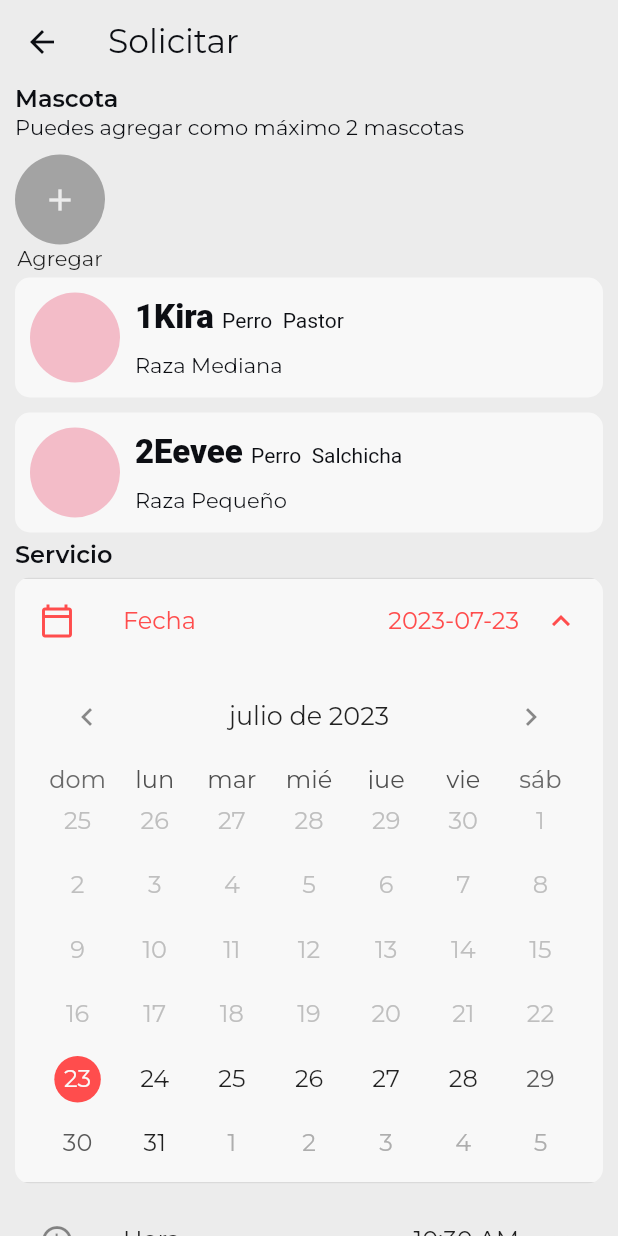
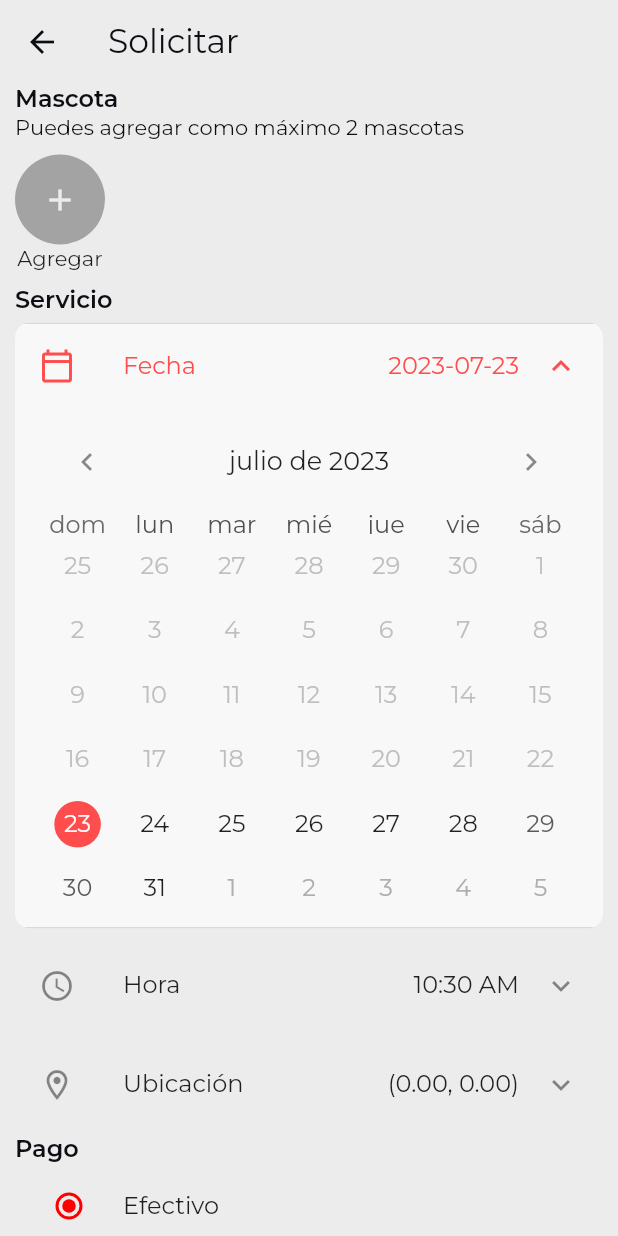
Before and after one commit to 203424/buddies_app, a Flutter app: the RequestFormPage screen opened directly with empty values, after a tap on "Fecha", on a phone screen of 412 x 824 dp. Run offline on Flutter 3.47's test engine with Material 2 defaults, Android fonts, the phone set to English and light mode, and no system bars; drawn by our look-alikes of table_calendar; our stand-ins replace flutter_svg, google_maps_flutter, icons_plus, location; missing offline and left inert: flutter_polyline_points.

Commit message:
vista formulario - add pets funcionando

```diff
--- a/lib/features/request/presentation/map/select_location_page.dart
+++ b/lib/features/request/presentation/map/select_location_page.dart
@@ -94,14 +94,14 @@ class _SelectLocationPageState extends State<SelectLocationPage> {
                     initialCameraPosition: initialPosition,
                     circles: {
                       Circle(
-                          circleId: CircleId('center'),
+                          circleId: const CircleId('center'),
                           center: LatLng(currentLocation!.latitude ?? 0,
                               currentLocation!.longitude ?? 0),
                           radius: 0.25,
                           strokeColor: redColor,
                           fillColor: redColor),
                       Circle(
-                          circleId: CircleId('radius'),
+                          circleId: const CircleId('radius'),
                           center: LatLng(currentLocation!.latitude ?? 0,
                               currentLocation!.longitude ?? 0),
                           radius: 10,
--- a/lib/features/request/presentation/request_form_page.dart
+++ b/lib/features/request/presentation/request_form_page.dart
@@ -15,6 +15,7 @@ class RequestFormPage extends StatefulWidget {
 }
 
 class _RequestFormPageState extends State<RequestFormPage> {
+  late List<Map<String, String>> selectedPets;
   TimeOfDay _selectedTime = TimeOfDay.now();
   bool _isValidTime = true;
   late DateTime selectedDate;
@@ -27,7 +28,8 @@ class _RequestFormPageState extends State<RequestFormPage> {
   void initState() {
     super.initState();
     _getLocation();
-    selectedLocation = LatLng(0, 0);
+    selectedPets = [];
+    selectedLocation = const LatLng(0, 0);
     selectedDate = DateTime.now();
     _isValidTime = _isTimeWithinRange(_selectedTime);
   }
@@ -140,24 +142,6 @@ class _RequestFormPageState extends State<RequestFormPage> {
 
   @override
   Widget build(BuildContext context) {
-    var pet;
-    List<Map<String, String>> pets = [
-      //lista de prueba
-      {
-        'name': '1Kira',
-        'birth': '2021-01-04 12:34:56',
-        'type': 'Perro',
-        'breed': 'Pastor',
-        'size': 'Mediana',
-      },
-      {
-        'name': '2Eevee',
-        'birth': '2019-07-04 12:34:56',
-        'type': 'Perro',
-        'breed': 'Salchicha',
-        'size': 'Pequeño',
-      },
-    ];
     return SafeArea(
       child: Scaffold(
         backgroundColor: white,
@@ -182,9 +166,19 @@ class _RequestFormPageState extends State<RequestFormPage> {
                       height: 10.0,
                     ),
                     GestureDetector(
-                      onTap: () {
-                        Navigator.pushNamed(
-                            context, Pages.addPetToServicesPage);
+                      onTap: () async {
+                        final receivedPets = await Navigator.pushNamed(
+                            context, Pages.addPetToServicesPage,
+                            arguments: selectedPets);
+
+                        setState(() {
+                          receivedPets != null
+                              ? selectedPets =
+                                  receivedPets as List<Map<String, String>>
+                              : selectedPets = [];
+                        });
+
+                        print(selectedPets);
                       },
                       child: const Column(
                         children: [
@@ -208,20 +202,23 @@ class _RequestFormPageState extends State<RequestFormPage> {
               SliverList(
                 delegate: SliverChildBuilderDelegate(
                   (context, index) {
-                    pet = pets[index];
+                    final dynamic pet = selectedPets[index];
                     return SimplePetCard(
                         name: pet['name'],
                         type: pet['type'],
                         breed: pet['breed'],
                         size: pet['size']);
                   },
-                  childCount: 2,
+                  childCount: selectedPets.length,
                 ),
               ),
               const SliverToBoxAdapter(
-                child: Text(
-                  'Servicio',
-                  style: Font.titleBoldStyle,
+                child: Padding(
+                  padding: EdgeInsets.only(top: 10.0),
+                  child: Text(
+                    'Servicio',
+                    style: Font.titleBoldStyle,
+                  ),
                 ),
               ),
               SliverList(
--- a/lib/on_generate_route.dart
+++ b/lib/on_generate_route.dart
@@ -27,12 +27,12 @@ class OnGenerateRoute {
         }
       case Pages.addPetToServicesPage:
         {
-          return routeBuilder(const AddPetToServicesPage());
+          return routeBuilder(AddPetToServicesPage(
+            markedPets: args as List<Map<String, String>>,
+          ));
         }
       case Pages.selectLocationPage:
         {
-          print(args);
-
           return routeBuilder(SelectLocationPage(
             initialLocation: args as LatLng,
           ));
```
Also changed, not shown: lib/features/request/presentation/add_pet_to_services_page.dart (+39 -5 lines).
